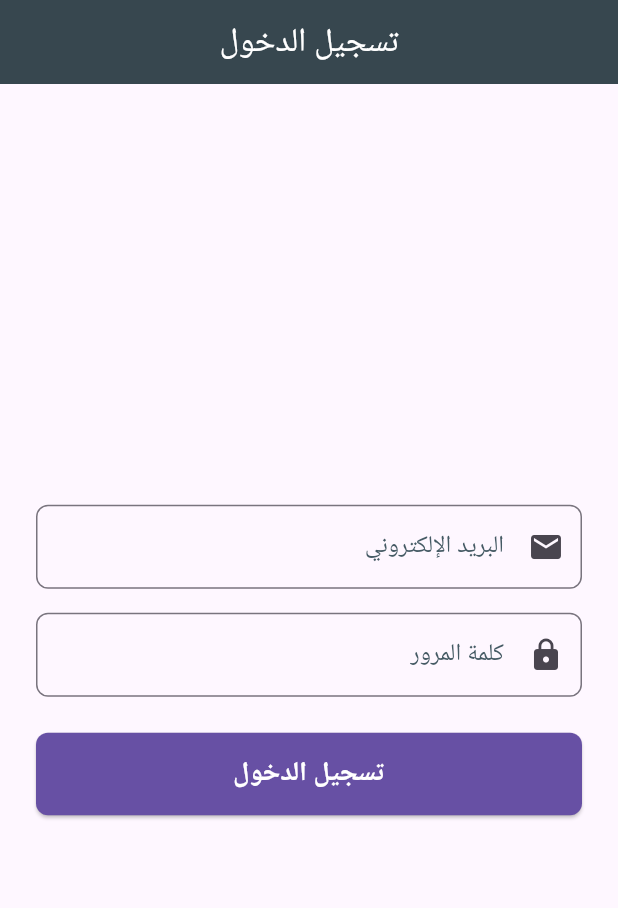
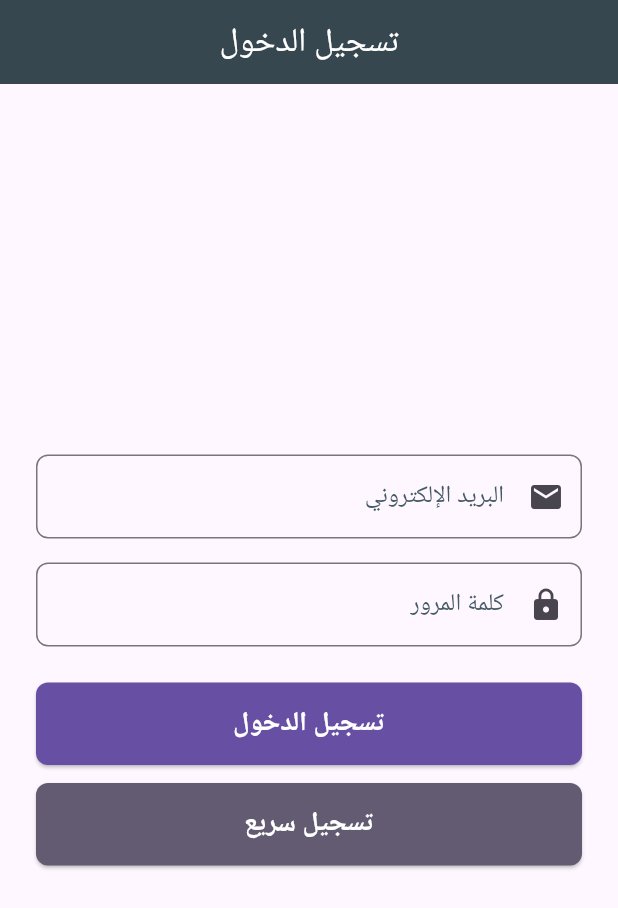
Before and after one commit to HGhurbani/plastic_factory_management, a Flutter app: the screen it shows after launch, on a phone screen of 412 x 824 dp. Shown: the top 908 px of the screen. Run offline on Flutter 3.47's test engine with Material 3 defaults, Android fonts, the phone set to English and light mode, and no system bars; our stand-ins replace cloud_firestore, firebase_auth, firebase_core, firebase_storage, image_picker, signature; accounts and stored records are empty; Roboto replaces fonts that are missing (Cairo).

Commit message:
Add quick sign-in with auto account creation

```diff
--- a/lib/l10n/app_ar.arb
+++ b/lib/l10n/app_ar.arb
@@ -4,6 +4,7 @@
   "emailHint": "البريد الإلكتروني",
   "passwordHint": "كلمة المرور",
   "signInButton": "تسجيل الدخول",
+  "quickSignInButton": "تسجيل سريع",
   "loginErrorGeneric": "حدث خطأ غير متوقع. يرجى المحاولة مرة أخرى.",
   "factoryManager": "مدير المصنع",
   "productionManager": "مدير الإنتاج",
--- a/lib/l10n/app_en.arb
+++ b/lib/l10n/app_en.arb
@@ -4,6 +4,7 @@
   "emailHint": "البريد الإلكتروني",
   "passwordHint": "كلمة المرور",
   "signInButton": "تسجيل الدخول",
+  "quickSignInButton": "تسجيل سريع",
   "loginErrorGeneric": "حدث خطأ غير متوقع. يرجى المحاولة مرة أخرى.",
   "factoryManager": "مدير المصنع",
   "productionManager": "مدير الإنتاج",
--- a/lib/l10n/app_localizations.dart
+++ b/lib/l10n/app_localizations.dart
@@ -19,6 +19,7 @@ class AppLocalizations {
   String get emailHint => _strings["emailHint"] ?? "emailHint";
   String get passwordHint => _strings["passwordHint"] ?? "passwordHint";
   String get signInButton => _strings["signInButton"] ?? "signInButton";
+  String get quickSignInButton => _strings["quickSignInButton"] ?? "quickSignInButton";
   String get loginErrorGeneric => _strings["loginErrorGeneric"] ?? "loginErrorGeneric";
   String get factoryManager => _strings["factoryManager"] ?? "factoryManager";
   String get productionManager => _strings["productionManager"] ?? "productionManager";
--- a/lib/presentation/auth/login_screen.dart
+++ b/lib/presentation/auth/login_screen.dart
@@ -38,6 +38,36 @@ class _LoginScreenState extends State<LoginScreen> {
     } catch (e) {
       setState(() {
         _errorMessage = AppLocalizations.of(context)!.loginErrorGeneric; // رسالة خطأ عامة
+      });
+    } finally {
+      if (mounted) {
+        setState(() {
+          _isLoading = false;
+        });
+      }
+    }
+  }
+
+  Future<void> _quickSignIn() async {
+    setState(() {
+      _isLoading = true;
+      _errorMessage = null;
+    });
+    try {
+      await _authService.signInOrCreate(
+        _emailController.text,
+        _passwordController.text,
+      );
+      if (mounted) {
+        Navigator.of(context).pushReplacementNamed(AppRouter.homeRoute);
+      }
+    } on FirebaseAuthException catch (e) {
+      setState(() {
+        _errorMessage = e.message;
+      });
+    } catch (e) {
+      setState(() {
+        _errorMessage = AppLocalizations.of(context)!.loginErrorGeneric;
       });
     } finally {
       if (mounted) {
@@ -114,20 +144,44 @@ class _LoginScreenState extends State<LoginScreen> {
                 ),
               _isLoading
                   ? CircularProgressIndicator()
-                  : ElevatedButton(
+                  : Column(
+                      children: [
+                        ElevatedButton(
                           onPressed: _signIn,
                           style: ElevatedButton.styleFrom(
-                  backgroundColor: Theme.of(context).primaryColor, // لون أساسي جميل
+                            backgroundColor:
+                                Theme.of(context).primaryColor,
                             foregroundColor: Colors.white,
-                  minimumSize: Size(double.infinity, 55), // زر بعرض كامل وارتفاع مناسب
+                            minimumSize: const Size(double.infinity, 55),
                             shape: RoundedRectangleBorder(
                               borderRadius: BorderRadius.circular(8.0),
                             ),
                           ),
                           child: Text(
                             appLocalizations.signInButton,
-                  style: TextStyle(fontSize: 18, fontWeight: FontWeight.bold),
+                            style: const TextStyle(
+                                fontSize: 18, fontWeight: FontWeight.bold),
                           ),
+                        ),
+                        const SizedBox(height: 12),
+                        ElevatedButton(
+                          onPressed: _quickSignIn,
+                          style: ElevatedButton.styleFrom(
+                            backgroundColor:
+                                Theme.of(context).colorScheme.secondary,
+                            foregroundColor: Colors.white,
+                            minimumSize: const Size(double.infinity, 55),
+                            shape: RoundedRectangleBorder(
+                              borderRadius: BorderRadius.circular(8.0),
+                            ),
+                          ),
+                          child: Text(
+                            appLocalizations.quickSignInButton,
+                            style: const TextStyle(
+                                fontSize: 18, fontWeight: FontWeight.bold),
+                          ),
+                        ),
+                      ],
                     ),
             ],
           ),
```
Also changed, not shown: lib/core/services/auth_service.dart (+19 -0 lines). Lines whose indentation alone changed are shown as unchanged.
